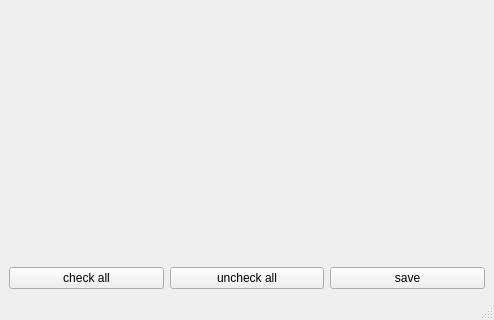
Qt form app/taggingUI/selectCSVHeadersUI.ui (usnistgov/nestor-tmp2) before a commit; both pictures show x 0 to 494 and y 158 to 478 of the 494 by 478 pixel window.
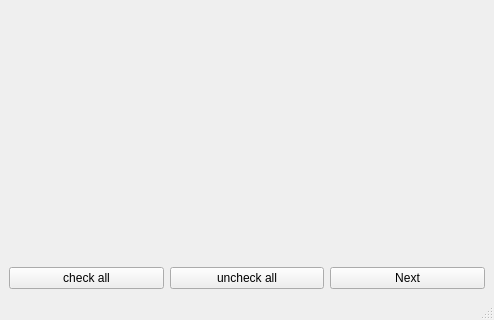
The same form after that commit.

Commit message: new tabs and prelim ToS dialog

```diff
--- a/app/taggingUI/selectCSVHeadersUI.ui
+++ b/app/taggingUI/selectCSVHeadersUI.ui
@@ -22,7 +22,7 @@
         <item row="1" column="2" alignment="Qt::AlignBottom">
          <widget class="QPushButton" name="pushButton_selectCSVHeaders_save">
           <property name="text">
-           <string>save</string>
+           <string>Next</string>
           </property>
          </widget>
         </item>
```
Left out of the diff: 4 changed lines with no effect on the pictures. The commit also changes 7 other files.
